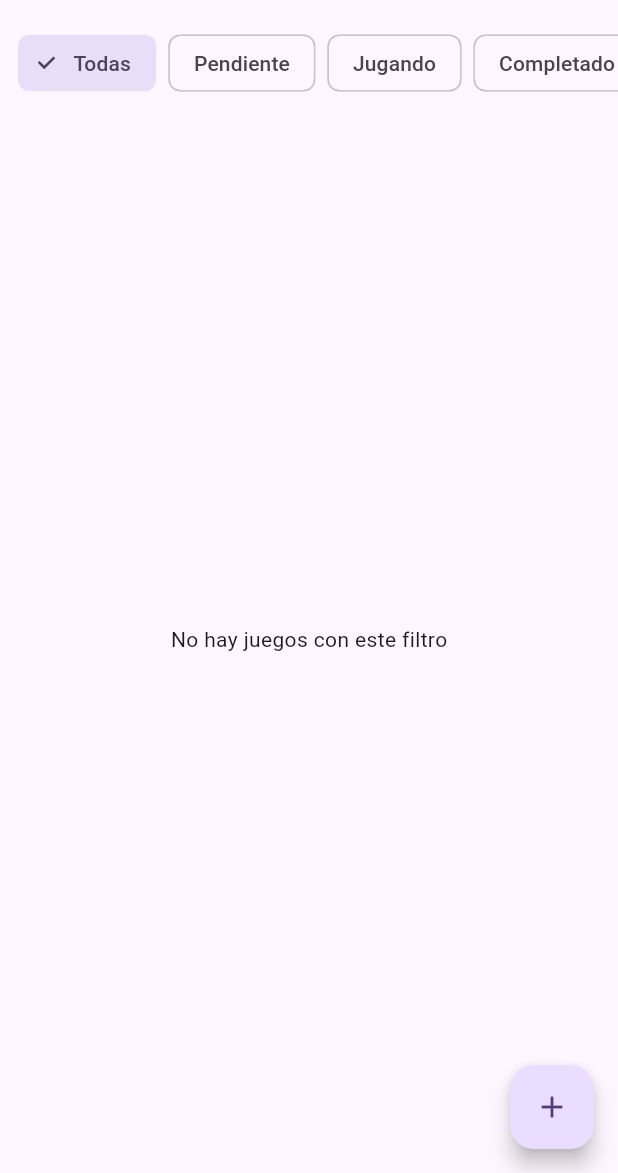
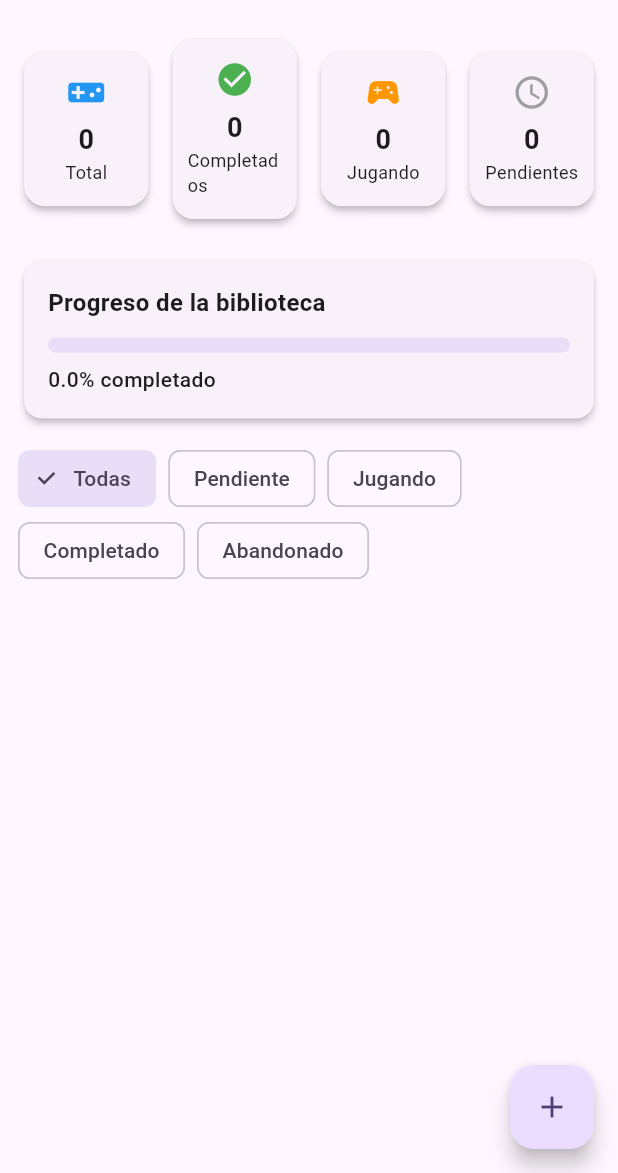
Before and after one commit to danih22/game-vault, a Flutter app: the HomeScreen screen opened directly, on a phone screen of 412 x 824 dp, the part 63-1236 px from its top. Run offline on Flutter 3.47's test engine with Material 3 defaults, Android fonts, the phone set to English and light mode, and no system bars; our stand-ins replace supabase_flutter; accounts and stored records are empty.

Commit message:
mejoras dashboard y KPI cards

```diff
--- a/lib/main.dart
+++ b/lib/main.dart
@@ -8,6 +8,7 @@ const supabaseAnonKey = 'sb_publishable_-X1ODJ84_zOm2r-sustugQ_MD9lctvQ';
 
 Future<void> main() async {
   WidgetsFlutterBinding.ensureInitialized();
+
 
   await Supabase.initialize(
     url: supabaseUrl,
--- a/lib/screens/home_screen.dart
+++ b/lib/screens/home_screen.dart
@@ -1,10 +1,11 @@
 import 'package:flutter/material.dart';
 import 'package:supabase_flutter/supabase_flutter.dart';
+
+import 'package:game_vault/models/game.dart';
+import 'package:game_vault/services/game_service.dart';
 import 'package:game_vault/screens/login_screen.dart';
+import 'package:game_vault/screens/add_game_screen.dart';
 import 'package:game_vault/screens/game_detail_screen.dart';
-import 'package:game_vault/services/game_service.dart';
-import 'package:game_vault/models/game.dart';
-import 'package:game_vault/screens/add_game_screen.dart';
 
 class HomeScreen extends StatefulWidget {
   const HomeScreen({super.key});
@@ -18,34 +19,103 @@ class _HomeScreenState extends State<HomeScreen> {
 
   late Future<List<Game>> gamesFuture;
 
-  // ✅ FILTROS: estado actual del filtro
-  String _filterStatus = 'all';
+  // filtro actual
+  String selectedFilter = 'Todas';
 
-  // ✅ FILTROS: cache de todos los juegos
-  List<Game> _allGames = [];
+// ===============================
+//  WIDGETS DE LA UI
+// ===============================
+  Widget _buildKpiCard({
+  required String title,
+  required String value,
+  required IconData icon,
+  required Color color,
+}) {
+  return Expanded(
+    child: Card(
+      elevation: 2,
+      shape: RoundedRectangleBorder(
+        borderRadius: BorderRadius.circular(14),
+      ),
+      child: Padding(
+        padding: const EdgeInsets.symmetric(vertical: 14, horizontal: 10),
+        child: Column(
+          children: [
+            Icon(icon, color: color, size: 26),
+            const SizedBox(height: 6),
+            Text(
+              value,
+              style: const TextStyle(
+                fontSize: 18,
+                fontWeight: FontWeight.bold,
+              ),
+            ),
+            Text(
+              title,
+              style: const TextStyle(fontSize: 12),
+            ),
+          ],
+        ),
+      ),
+    ),
+  );
+}
+
+Widget _buildKpiSection({
+  required int total,
+  required int completed,
+  required int playing,
+  required int pending,
+}) {
+  return Padding(
+    padding: const EdgeInsets.symmetric(horizontal: 12, vertical: 8),
+    child: Row(
+      children: [
+        _buildKpiCard(
+          title: 'Total',
+          value: total.toString(),
+          icon: Icons.videogame_asset,
+          color: Colors.blue,
+        ),
+        const SizedBox(width: 8),
+        _buildKpiCard(
+          title: 'Completados',
+          value: completed.toString(),
+          icon: Icons.check_circle,
+          color: Colors.green,
+        ),
+        const SizedBox(width: 8),
+        _buildKpiCard(
+          title: 'Jugando',
+          value: playing.toString(),
+          icon: Icons.sports_esports,
+          color: Colors.orange,
+        ),
+        const SizedBox(width: 8),
+        _buildKpiCard(
+          title: 'Pendientes',
+          value: pending.toString(),
+          icon: Icons.schedule,
+          color: Colors.grey,
+        ),
+      ],
+    ),
+  );
+}
 
   @override
   void initState() {
     super.initState();
-    // ✅ FILTROS: ahora usamos loader propio
     gamesFuture = _loadGames();
   }
 
-  // ✅ FILTROS: cargar juegos y guardarlos en memoria
   Future<List<Game>> _loadGames() async {
-    final games = await gameService.getUserGames();
-    _allGames = games;
-    return _applyFilter();
+    return await gameService.getUserGames();
   }
 
-  // ✅ FILTROS: aplicar filtro en memoria
-  List<Game> _applyFilter() {
-    if (_filterStatus == 'all') return _allGames;
-
-    return _allGames.where((g) => g.status == _filterStatus).toList();
-  }
-
-  // 🔐 Logout
+  // ===============================
+  //  LOGOUT
+  // ===============================
   Future<void> _logout() async {
     await Supabase.instance.client.auth.signOut();
 
@@ -53,67 +123,128 @@ class _HomeScreenState extends State<HomeScreen> {
 
     Navigator.pushAndRemoveUntil(
       context,
-      MaterialPageRoute(
-        builder: (_) => const LoginScreen(),
-      ),
+      MaterialPageRoute(builder: (_) => const LoginScreen()),
       (route) => false,
     );
   }
 
-  // 🎨 helper texto estado
-  String _statusLabel(String status) {
-    switch (status) {
-      case 'pending':
-        return 'Pendiente';
-      case 'playing':
-        return 'Jugando';
-      case 'completed':
-        return 'Completado';
-      case 'abandoned':
-        return 'Abandonado';
+  // ===============================
+  //  FILTRADO
+  // ===============================
+  List<Game> _applyFilter(List<Game> games) {
+    if (selectedFilter == 'Todas') return games;
+
+    return games.where((g) {
+      switch (selectedFilter) {
+        case 'Pendiente':
+          return g.status == 'pending';
+        case 'Jugando':
+          return g.status == 'playing';
+        case 'Completado':
+          return g.status == 'completed';
+        case 'Abandonado':
+          return g.status == 'abandoned';
         default:
-        return status;
+          return true;
       }
+    }).toList();
   }
 
-  // 🎨 helper color estado
-  Color _statusColor(String status) {
+  // ===============================
+  // CHIP DE ESTADO DEL JUEGO
+  // ===============================
+  Widget _buildStatusChip(String status) {
+    Color color;
+    String text;
+
     switch (status) {
+      case 'playing':
+        color = Colors.blue;
+        text = 'Jugando';
+        break;
+      case 'completed':
+        color = Colors.green;
+        text = 'Completado';
+        break;
       case 'pending':
-        return Colors.orange;
-      case 'playing':
-        return Colors.blue;
-      case 'completed':
-        return Colors.green;
+        color = Colors.orange;
+        text = 'Pendiente';
+        break;
       case 'abandoned':
-        return Colors.red;
+        color = Colors.red;
+        text = 'Abandonado';
+        break;
       default:
-        return Colors.grey;
-    }
+        color = Colors.grey;
+        text = status;
     }
 
-  // ✅ FILTROS: widget del chip
-  Widget _buildFilterChip(String value, String label) {
-    final selected = _filterStatus == value;
-
-    return Padding(
-      padding: const EdgeInsets.only(right: 8),
-      child: ChoiceChip(
-        label: Text(label),
-        selected: selected,
-        onSelected: (_) {
-          setState(() {
-            _filterStatus = value;
-          });
-        },
+    return Chip(
+      label: Text(text),
+      backgroundColor: color.withOpacity(0.15),
+      labelStyle: TextStyle(
+        color: color,
+        fontWeight: FontWeight.w600,
       ),
     );
   }
 
+  // ===============================
+  //  BARRA DE PROGRESO DE LA BIBLIOTECA
+  // ===============================
+  Widget _buildProgressSection({
+    required int total,
+    required int completed,
+  }) {
+    final percent = total == 0 ? 0.0 : completed / total;
+
+    return Card(
+      elevation: 2,
+      child: Padding(
+        padding: const EdgeInsets.all(16),
+        child: Column(
+          crossAxisAlignment: CrossAxisAlignment.start,
+          children: [
+            const Text(
+              'Progreso de la biblioteca',
+              style: TextStyle(
+                fontSize: 16,
+                fontWeight: FontWeight.bold,
+              ),
+            ),
+            const SizedBox(height: 12),
+
+            // barra de progreso animada
+          TweenAnimationBuilder<double>(
+  tween: Tween(begin: 0, end: percent),
+  duration: const Duration(milliseconds: 800),
+  builder: (context, value, _) {
+    return LinearProgressIndicator(
+      value: value,
+      minHeight: 10,
+      borderRadius: BorderRadius.circular(10),
+    );
+  },
+),
+
+            const SizedBox(height: 8),
+
+            // texto porcentaje
+            Text(
+              '${(percent * 100).toStringAsFixed(1)}% completado',
+              style: const TextStyle(fontWeight: FontWeight.w500),
+            ),
+          ],
+        ),
+      ),
+    );
+  }
+
+  // ===============================
+  //  UI PRINCIPAL
+  // ===============================
   @override
   Widget build(BuildContext context) {
-    final user = Supabase.instance.client.auth.currentUser;
-
     return Scaffold(
       appBar: AppBar(
         title: const Text('Game Vault'),
@@ -125,7 +256,10 @@ class _HomeScreenState extends State<HomeScreen> {
         ],
       ),
 
-      // ➕ botón añadir
+
+      // ===============================
+      //  BOTÓN AÑADIR
+      // ===============================
       floatingActionButton: FloatingActionButton(
         onPressed: () async {
           final shouldRefresh = await Navigator.push<bool>(
@@ -137,129 +271,148 @@ class _HomeScreenState extends State<HomeScreen> {
 
           if (shouldRefresh == true) {
             setState(() {
-              gamesFuture = _loadGames(); // ✅ FILTROS: recarga correcta
+              gamesFuture = _loadGames();
             });
           }
         },
         child: const Icon(Icons.add),
       ),
 
-      // ================== BODY ==================
-      body: Column(
+      // ===============================
+      //  BODY
+      // ===============================
+      body: FutureBuilder<List<Game>>(
+        future: gamesFuture,
+        builder: (context, snapshot) {
+          if (!snapshot.hasData) {
+            return const Center(child: CircularProgressIndicator());
+          }
+
+          final allGames = snapshot.data!;
+
+final total = allGames.length;
+
+final completed =
+    allGames.where((g) => g.status == 'completed').length;
+
+final playing =
+    allGames.where((g) => g.status == 'playing').length;
+
+final pending =
+    allGames.where((g) => g.status == 'pending').length;
+
+
+
+
+          final filteredGames = _applyFilter(allGames);
+
+
+              allGames.where((g) => g.status == 'completed').length;
+
+          return CustomScrollView(
+            slivers: [
+
+// ===============================
+//  KPIS
+// ===============================
+              SliverToBoxAdapter(
+  child: _buildKpiSection(
+    total: total,
+    completed: completed,
+    playing: playing,
+    pending: pending,
+  ),
+),
+              // ===============================
+              //  DASHBOARD (PRO)
+              // ===============================
+              SliverToBoxAdapter(
+                child: Padding(
+                  padding: const EdgeInsets.all(12),
+                  child: _buildProgressSection(
+                    total: total,
+                    completed: completed,
+                  ),
+                ),
+              ),
+
+              // ===============================
+              //  FILTROS
+              // ===============================
+              SliverToBoxAdapter(
+                child: Padding(
+                  padding: const EdgeInsets.symmetric(horizontal: 12),
+                  child: Wrap(
+                    spacing: 8,
                     children: [
-          // ✅ FILTROS: barra horizontal
-          SizedBox(
-            height: 56,
-            child: ListView(
-              scrollDirection: Axis.horizontal,
-              padding: const EdgeInsets.symmetric(horizontal: 12),
-              children: [
-                _buildFilterChip('all', 'Todas'),
-                _buildFilterChip('pending', 'Pendiente'),
-                _buildFilterChip('playing', 'Jugando'),
-                _buildFilterChip('completed', 'Completado'),
-                _buildFilterChip('abandoned', 'Abandonado'),
+                      for (final filter in [
+                        'Todas',
+                        'Pendiente',
+                        'Jugando',
+                        'Completado',
+                        'Abandonado',
+                      ])
+                        ChoiceChip(
+                          label: Text(filter),
+                          selected: selectedFilter == filter,
+                          onSelected: (_) {
+                            setState(() {
+                              selectedFilter = filter;
+                            });
+                          },
+                        ),
                     ],
                   ),
                 ),
+              ),
 
-          // ================== LISTA ==================
-          Expanded(
-            child: FutureBuilder<List<Game>>(
-              future: gamesFuture,
-              builder: (context, snapshot) {
-                if (snapshot.connectionState ==
-                    ConnectionState.waiting) {
-                  return const Center(
-                    child: CircularProgressIndicator(),
-                  );
-                }
+              const SliverToBoxAdapter(child: SizedBox(height: 12)),
 
-                if (snapshot.hasError) {
-                  return Center(
-                    child: Text('Error: ${snapshot.error}'),
-                  );
-                }
-
-                // ✅ FILTROS: aplicamos filtro en memoria
-                final games = _applyFilter();
-
-                if (games.isEmpty) {
-                  return const Center(
-                    child: Text('No hay juegos con este filtro'),
-                  );
-                }
-
-                return ListView.builder(
-                  itemCount: games.length,
-                  itemBuilder: (context, index) {
-                    final game = games[index];
+              // ===============================
+              //  LISTA DE JUEGOS
+              // ===============================
+              SliverList(
+                delegate: SliverChildBuilderDelegate(
+                  (context, index) {
+                    final game = filteredGames[index];
 
                     return ListTile(
-                      // 🎮 portada
-                      leading: (game.coverUrl == null)
-                          ? const Icon(Icons.videogame_asset)
-                          : ClipRRect(
-                              borderRadius: BorderRadius.circular(8),
-                              child: Image.network(
+                      leading: game.coverUrl != null
+                          ? Image.network(
                               game.coverUrl!,
-                                width: 56,
-                                height: 56,
+                              width: 50,
                               fit: BoxFit.cover,
-                                errorBuilder: (_, __, ___) =>
-                                    const Icon(Icons.broken_image),
-                              ),
-                            ),
-
+                            )
+                          : const Icon(Icons.videogame_asset),
                       title: Text(game.title),
-
-                      // 🎨 chip de estado + plataforma
-                      subtitle: Row(
-                        children: [
-                          Chip(
-                            label: Text(
-                              _statusLabel(game.status),
-                              style: const TextStyle(
-                                  color: Colors.white),
-                            ),
-                            backgroundColor:
-                                _statusColor(game.status),
-                            visualDensity: VisualDensity.compact,
-                            padding: EdgeInsets.zero,
-                          ),
-                          const SizedBox(width: 8),
-                          Expanded(
-                            child:
-                                Text(game.platform ?? '—'),
-                          ),
-                        ],
-                      ),
-
-                      // 🔍 ir a detalle
+                      subtitle: Text(game.platform ?? '—'),
+                      trailing: _buildStatusChip(game.status),
                       onTap: () async {
                         final shouldRefresh =
                             await Navigator.push<bool>(
                           context,
                           MaterialPageRoute(
-                            builder: (_) =>
-                                GameDetailScreen(game: game),
+                            builder: (_) => GameDetailScreen(game: game),
                           ),
                         );
 
                         if (shouldRefresh == true) {
                           setState(() {
-                            gamesFuture = _loadGames(); // ✅ FILTROS
+                            gamesFuture = _loadGames();
                           });
                         }
                       },
                     );
                   },
+                  childCount: filteredGames.length,
+                ),
+              ),
+            ],
           );
         },
       ),
-          ),
-        ],
-      ),
     );
+
+
   }
 }
--- a/pubspec.yaml
+++ b/pubspec.yaml
@@ -31,6 +31,7 @@ dependencies:
   flutter:
     sdk: flutter
   supabase_flutter: ^2.8.0
+  fl_chart: ^0.68.0
 
   # The following adds the Cupertino Icons font to your application.
   # Use with the CupertinoIcons class for iOS style icons.
@@ -58,6 +59,7 @@ flutter:
   # included with your application, so that you can use the icons in
   # the material Icons class.
   uses-material-design: true
+
 
   # To add assets to your application, add an assets section, like this:
   # assets:
```
Also changed, not shown: pubspec.lock. Lines whose indentation alone changed are shown as unchanged.
